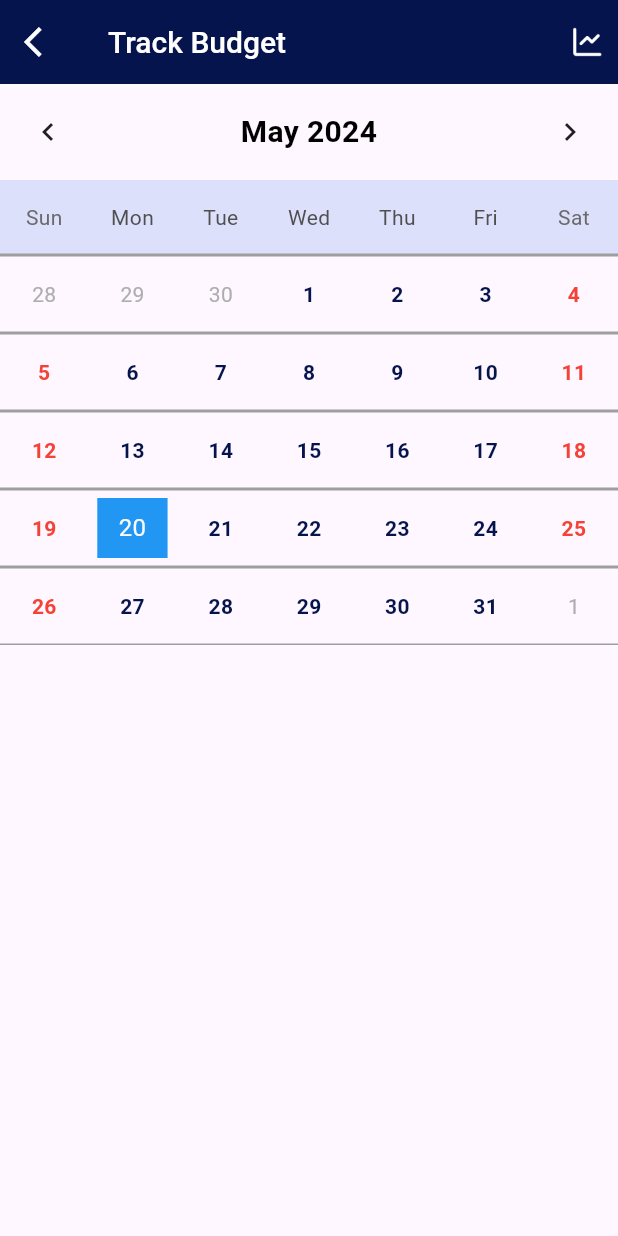
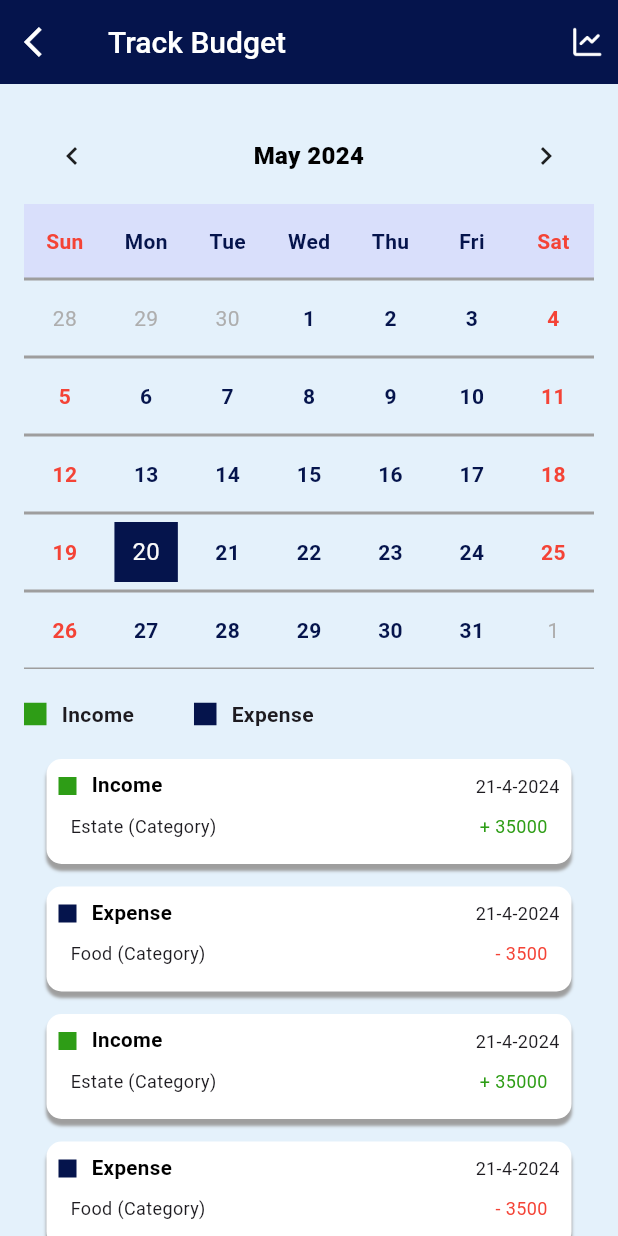
Before and after one commit to AthiraaAthi/project_way, a Flutter app: the TrackBudgetScreen screen opened directly, on a phone screen of 412 x 824 dp. Run offline on Flutter 3.47's test engine with Material 3 defaults, Android fonts, the phone set to English and light mode, and no system bars; drawn by our look-alikes of table_calendar; our stand-ins replace carousel_slider, pinput.

Commit message:
completed track budget screen

```diff
--- a/lib/utils/color_constant/color_constant.dart
+++ b/lib/utils/color_constant/color_constant.dart
@@ -6,4 +6,5 @@ class ColorConstant {
   static Color bgIndigo = Color.fromARGB(230, 216, 221, 251);
   static Color bgBlue = Color.fromARGB(255, 228, 241, 251);
   static Color defIndigo = Color(0xff05144c);
+  static Color defGreen = Color(0xff2e9d16);
 }
--- a/lib/view/profile/profile_screen.dart
+++ b/lib/view/profile/profile_screen.dart
@@ -85,7 +85,7 @@ class ProfileScreen extends StatelessWidget {
                 height: 20,
               ),
               Container(
-                height: 400,
+                height: 450,
                 width: 300,
                 decoration: BoxDecoration(
                     color: Colors.white,
--- a/lib/view/track_budget_screen/track_budget_screen.dart
+++ b/lib/view/track_budget_screen/track_budget_screen.dart
@@ -1,6 +1,7 @@
 import 'package:flutter/material.dart';
 import 'package:project_way/utils/color_constant/color_constant.dart';
 import 'package:project_way/utils/image_constant/image_constant.dart';
+import 'package:project_way/view/track_budget_screen/track_budget_widget.dart';
 import 'package:table_calendar/table_calendar.dart';
 
 class TrackBudgetScreen extends StatefulWidget {
@@ -17,6 +18,7 @@ class _TrackBudgetScreenState extends State<TrackBudgetScreen> {
   @override
   Widget build(BuildContext context) {
     return Scaffold(
+      backgroundColor: ColorConstant.bgBlue,
       appBar: AppBar(
         backgroundColor: ColorConstant.defIndigo,
         title: Text(
@@ -41,9 +43,19 @@ class _TrackBudgetScreenState extends State<TrackBudgetScreen> {
           )
         ],
       ),
-      body: TableCalendar(
+      body: SingleChildScrollView(
+        child: Padding(
+          padding: const EdgeInsets.all(16),
+          child: Column(
+            children: [
+              TableCalendar(
                 daysOfWeekHeight: 50,
                 daysOfWeekStyle: DaysOfWeekStyle(
+                    weekendStyle: TextStyle(
+                        color: Colors.red, fontWeight: FontWeight.bold),
+                    weekdayStyle: TextStyle(
+                        color: ColorConstant.defIndigo,
+                        fontWeight: FontWeight.bold), //week day colorchange
                     decoration: BoxDecoration(
                       color: ColorConstant
                           .bgIndigo, //bgcolor of week names,still trying to change the clr of week nmes
@@ -58,7 +70,8 @@ class _TrackBudgetScreenState extends State<TrackBudgetScreen> {
                 onDaySelected: (selectedDay, focusedDay) {
                   setState(() {
                     _selectedDay = selectedDay;
-            _focusedDay = focusedDay; // update `_focusedDay` here as well
+                    _focusedDay =
+                        focusedDay; // updates the _focusedDay  as well
                   });
                 },
                 onFormatChanged: (format) {
@@ -83,22 +96,107 @@ class _TrackBudgetScreenState extends State<TrackBudgetScreen> {
                   ), //wasted
                   tableBorder: TableBorder(
                       bottom: BorderSide(color: Colors.grey),
-              horizontalInside: BorderSide(color: Colors.grey, width: 2)),
+                      horizontalInside:
+                          BorderSide(color: Colors.grey, width: 2)),
 
                   todayDecoration: BoxDecoration(
-            color: Colors.blue,
+                    color: ColorConstant.defIndigo,
                     shape: BoxShape.rectangle,
                   ),
                   selectedDecoration: BoxDecoration(
-            color: Colors.green,
+                    color: ColorConstant.defGreen,
                     shape: BoxShape.circle,
                   ),
                 ),
                 headerStyle: HeaderStyle(
                   titleTextStyle: TextStyle(
-              color: Colors.black, fontWeight: FontWeight.bold, fontSize: 20),
+                      color: Colors.black,
+                      fontWeight: FontWeight.w800,
+                      fontSize: 16),
                   titleCentered: true,
                   formatButtonVisible: false,
+                ),
+              ),
+              SizedBox(
+                height: 20,
+              ),
+              Row(
+                children: [
+                  Container(
+                    height: 15,
+                    width: 15,
+                    color: ColorConstant.defGreen,
+                  ),
+                  SizedBox(
+                    width: 10,
+                  ),
+                  Text(
+                    "Income",
+                    style: TextStyle(fontWeight: FontWeight.bold),
+                  ),
+                  SizedBox(
+                    width: 40,
+                  ),
+                  Container(
+                    height: 15,
+                    width: 15,
+                    color: ColorConstant.defIndigo,
+                  ),
+                  SizedBox(
+                    width: 10,
+                  ),
+                  Text(
+                    "Expense",
+                    style: TextStyle(fontWeight: FontWeight.bold),
+                  ),
+                ],
+              ),
+              SizedBox(
+                height: 20,
+              ),
+              TrackBudgetWidget(
+                title: "Income",
+                date: "21-4-2024",
+                subtitle: "Estate (Category)",
+                amount: "+ 35000",
+                color: ColorConstant.defGreen,
+                amountColor: ColorConstant.defGreen,
+              ),
+              SizedBox(
+                height: 15,
+              ),
+              TrackBudgetWidget(
+                title: "Expense",
+                date: "21-4-2024",
+                subtitle: "Food (Category)",
+                amount: "- 3500",
+                color: ColorConstant.defIndigo,
+                amountColor: Colors.red,
+              ),
+              SizedBox(
+                height: 15,
+              ),
+              TrackBudgetWidget(
+                title: "Income",
+                date: "21-4-2024",
+                subtitle: "Estate (Category)",
+                amount: "+ 35000",
+                color: ColorConstant.defGreen,
+                amountColor: ColorConstant.defGreen,
+              ),
+              SizedBox(
+                height: 15,
+              ),
+              TrackBudgetWidget(
+                title: "Expense",
+                date: "21-4-2024",
+                subtitle: "Food (Category)",
+                amount: "- 3500",
+                color: ColorConstant.defIndigo,
+                amountColor: Colors.red,
+              ),
+            ],
+          ),
         ),
       ),
     );
--- /dev/null
+++ b/lib/view/track_budget_screen/track_budget_widget.dart
@@ -0,0 +1,87 @@
+import 'package:flutter/material.dart';
+import 'package:project_way/utils/color_constant/color_constant.dart';
+
+class TrackBudgetWidget extends StatelessWidget {
+  const TrackBudgetWidget(
+      {super.key,
+      required this.title,
+      required this.date,
+      required this.subtitle,
+      required this.amount,
+      required this.color,
+      required this.amountColor});
+  final String title;
+  final String date;
+  final String subtitle;
+  final String amount;
+  final Color color;
+  final Color amountColor;
+  @override
+  Widget build(BuildContext context) {
+    return Container(
+      height: 70,
+      width: 350,
+      decoration: BoxDecoration(
+          color: Colors.white,
+          borderRadius: BorderRadius.circular(10),
+          boxShadow: [
+            BoxShadow(
+                color: Colors.grey,
+                offset: Offset(0, 4),
+                spreadRadius: 0.1,
+                blurRadius: 1)
+          ]),
+      child: Padding(
+        padding: const EdgeInsets.all(8.0),
+        child: Column(
+          children: [
+            Row(
+              mainAxisAlignment: MainAxisAlignment.spaceBetween,
+              children: [
+                Row(
+                  children: [
+                    Container(
+                      height: 12,
+                      width: 12,
+                      color: color,
+                    ),
+                    SizedBox(
+                      width: 10,
+                    ),
+                    Text(
+                      title,
+                      style: TextStyle(
+                          fontWeight: FontWeight.bold,
+                          color: ColorConstant.black,
+                          fontSize: 13.7),
+                    ),
+                  ],
+                ),
+                Text(
+                  date,
+                  style: TextStyle(fontSize: 12),
+                )
+              ],
+            ),
+            Padding(
+              padding: const EdgeInsets.all(8.0),
+              child: Row(
+                mainAxisAlignment: MainAxisAlignment.spaceBetween,
+                children: [
+                  Text(
+                    subtitle,
+                    style: TextStyle(fontSize: 12),
+                  ),
+                  Text(
+                    amount,
+                    style: TextStyle(color: amountColor, fontSize: 12),
+                  ),
+                ],
+              ),
+            )
+          ],
+        ),
+      ),
+    );
+  }
+}
```
Lines whose indentation alone changed are shown as unchanged.
